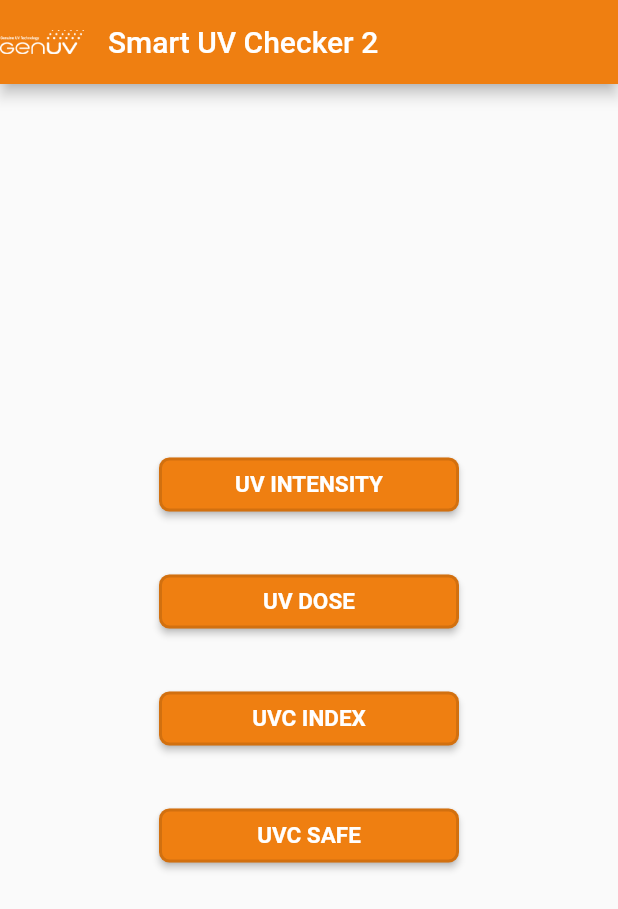
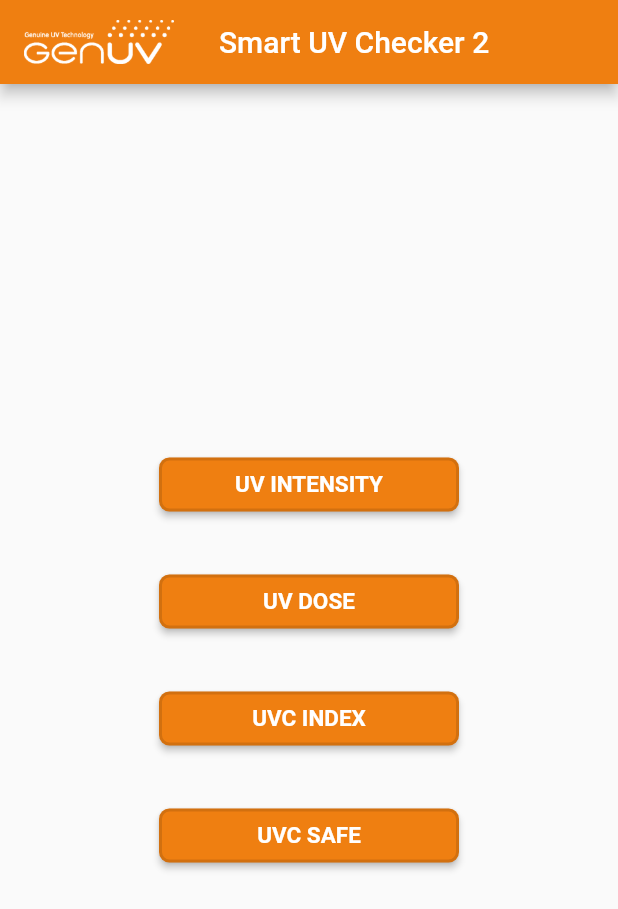
Before and after one commit to yeongeun109/porest_app, a Flutter app: the Navigation screen opened directly, on a phone screen of 412 x 824 dp. Shown: the top 909 px of the screen. Run offline on Flutter 3.47's test engine with Material 2 defaults, Android fonts, the phone set to English and light mode, and no system bars; our stand-ins replace charts_flutter, connectivity, flutter_blue, google_maps_flutter; missing offline and left inert: google_maps_place_picker, tree_view, wifi_configuration.

Commit message:
Navigation 페이지 ui 수정

```diff
--- a/bluetooth_test/lib/Navigation.dart
+++ b/bluetooth_test/lib/Navigation.dart
@@ -1,13 +1,21 @@
 import 'package:flutter/material.dart';
+import 'package:flutter/widgets.dart';
 
 class Navigation extends StatelessWidget {
   @override
   Widget build(BuildContext context) {
     return Scaffold(
         appBar: AppBar(
-          title: Text('Smart UV Checker 2'),
-          leading:
-              Image(image: AssetImage('images/genuv_logo_small_white.png')),
+          automaticallyImplyLeading: false,
+          title: Row(
+            mainAxisAlignment: MainAxisAlignment.start,
+            crossAxisAlignment: CrossAxisAlignment.center,
+            children: <Widget>[
+              Image(image: AssetImage('images/genuv_logo_small_white.png'),width: 100,),
+              SizedBox(width: 30),
+              Text('Smart UV Checker 2'),
+            ],
+          ),
           backgroundColor: Color(0xFFef7f11),
         ),
         body: Center(
```
